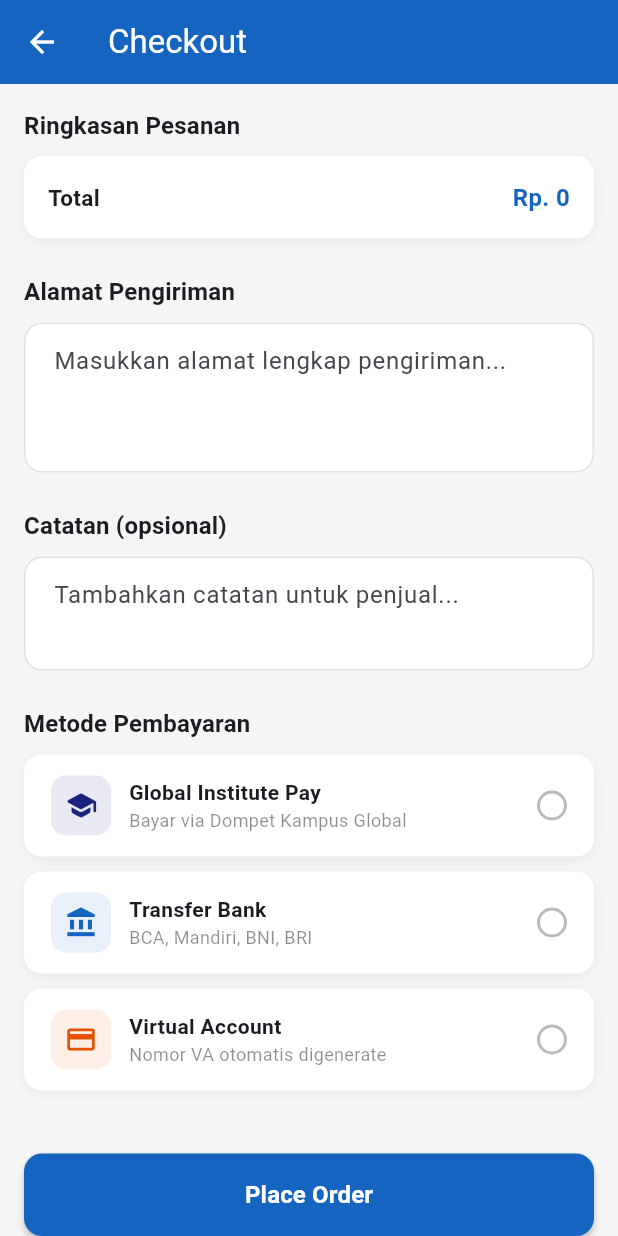
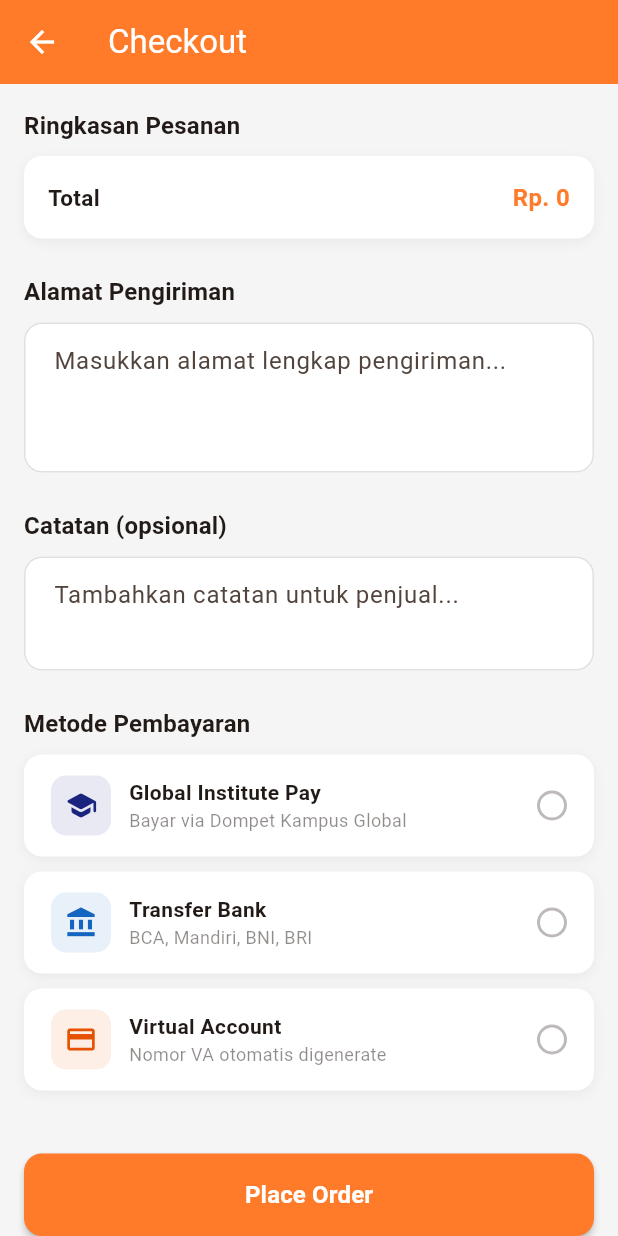
Before and after one commit to Mariariaardyanti/UAS_SEM6, a Flutter app: the CheckoutPage screen opened by its route, on a phone screen of 412 x 824 dp. Run offline on Flutter 3.47's test engine with Material 3 defaults, Android fonts, the phone set to English and light mode, and no system bars; our stand-ins replace app_links, dio, email_validator, equatable, firebase_auth, firebase_core and 4 more; missing offline and left inert: flutter_biometric_kit; accounts and stored records are empty; network calls fail.

Commit message:
update : app color

```diff
--- a/lib/core/constants/app_colors.dart
+++ b/lib/core/constants/app_colors.dart
@@ -2,10 +2,10 @@ import 'package:flutter/material.dart';
 
 class AppColors {
   // ── Brand ───────────────────────────────────────────────
-  static const Color primary      = Color(0xFF1565C0);
-  static const Color primaryLight = Color(0xFF1E88E5);
-  static const Color primaryDark  = Color(0xFF0D47A1);
-  static const Color accent       = Color(0xFF42A5F5);
+  static const Color primary      = Color(0xFFFF7A29); // oren utama, cerah & hangat
+  static const Color primaryLight = Color(0xFFFFA351); // oren lembut untuk hover/highlight
+  static const Color primaryDark  = Color(0xFFE85D04); // oren tua untuk pressed/shadow
+  static const Color accent       = Color(0xFFFFC15E); // aksen kuning-oren, manis & playful
 
   // ── Light Mode ──────────────────────────────────────────
   static const Color background   = Color(0xFFF5F5F5);
```
